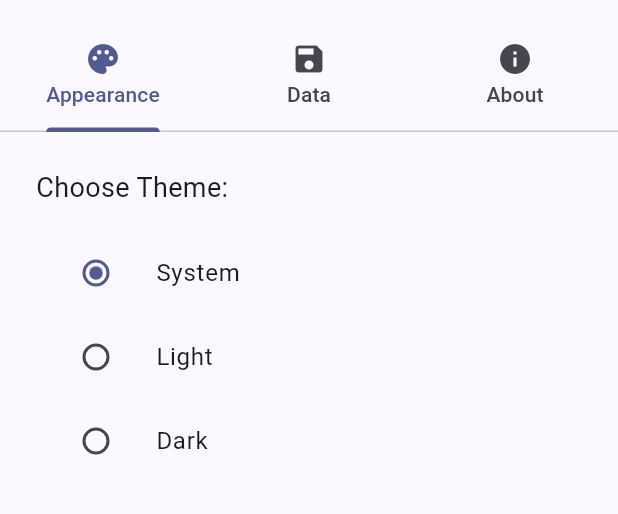
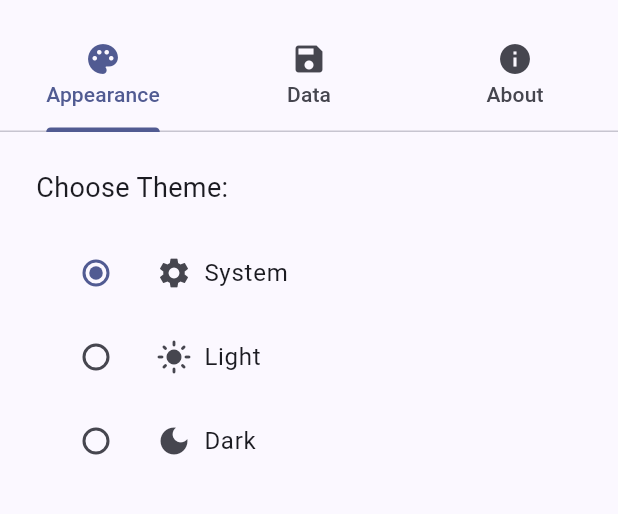
Before and after one commit to phnthnhnm/evc, a Flutter app: the SettingsScreen screen opened directly, on a phone screen of 412 x 824 dp, the part 63-577 px from its top. Run offline on Flutter 3.47's test engine with Material 3 defaults, Android fonts, the phone set to English and light mode, and no system bars; our stand-ins replace file_picker, package_info_plus, shared_preferences; missing offline and left inert: window_manager; accounts and stored records are empty.

Commit message:
feat(ui): add icons to theme options

```diff
--- a/lib/screens/settings/appearance_tab.dart
+++ b/lib/screens/settings/appearance_tab.dart
@@ -25,15 +25,33 @@ class AppearanceTab extends StatelessWidget {
                 crossAxisAlignment: CrossAxisAlignment.start,
                 children: [
                   ListTile(
-                    title: const Text('System'),
+                    title: Row(
+                      children: [
+                        const Icon(Icons.settings),
+                        const SizedBox(width: 8),
+                        const Text('System'),
+                      ],
+                    ),
                     leading: Radio<ThemeMode>(value: ThemeMode.system),
                   ),
                   ListTile(
-                    title: const Text('Light'),
+                    title: Row(
+                      children: [
+                        const Icon(Icons.light_mode),
+                        const SizedBox(width: 8),
+                        const Text('Light'),
+                      ],
+                    ),
                     leading: Radio<ThemeMode>(value: ThemeMode.light),
                   ),
                   ListTile(
-                    title: const Text('Dark'),
+                    title: Row(
+                      children: [
+                        const Icon(Icons.dark_mode),
+                        const SizedBox(width: 8),
+                        const Text('Dark'),
+                      ],
+                    ),
                     leading: Radio<ThemeMode>(value: ThemeMode.dark),
                   ),
                 ],
```
